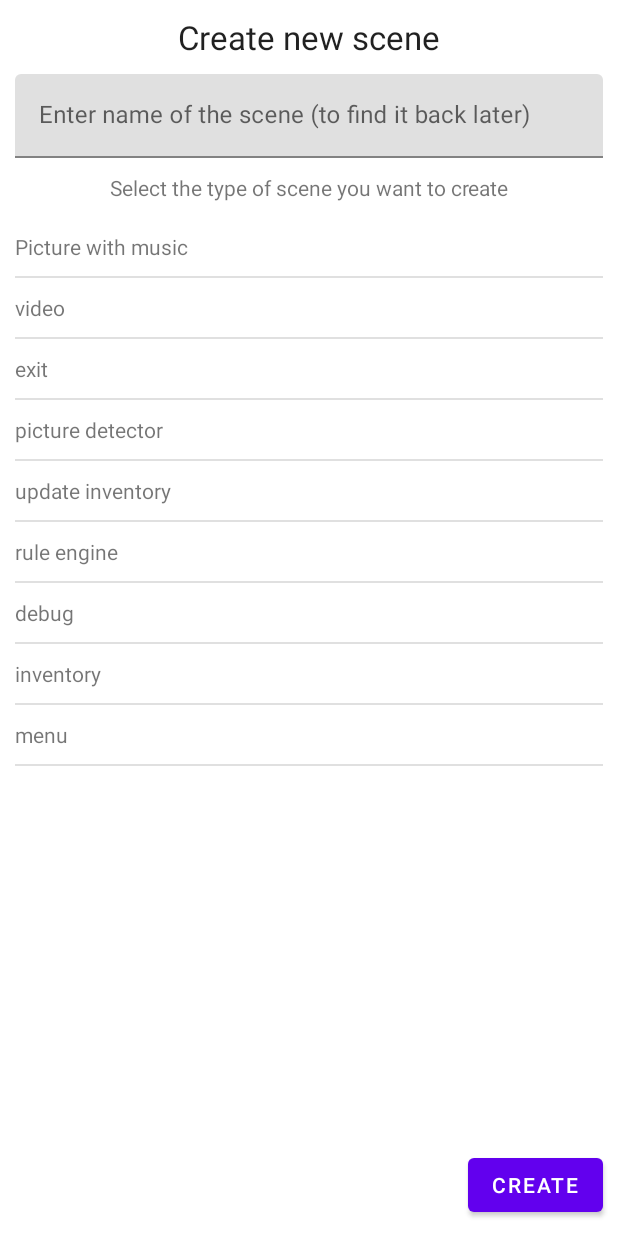
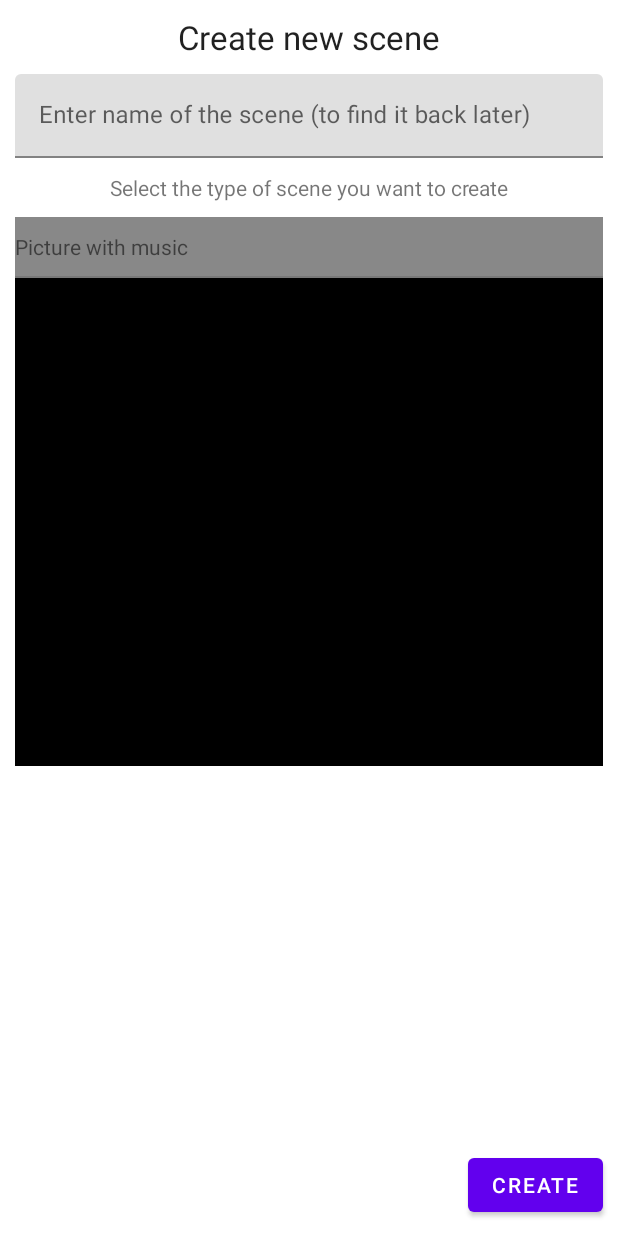
Before and after one commit to bulrog/cistev2-app, an Android app: the EditActivity screen opened directly, with no data from a screen before it, after a tap on "Picture with music", on a phone screen of 412 x 824 dp. Run offline under Robolectric (Android 15) with nearby library versions, the phone set to English and light mode, and no system bars; 6 statements that could not run were skipped; 2 other taps on this screen came first.

Commit message:
editor: finish creation of scene

```diff
--- a/app/src/main/java/com/bulrog59/ciste2dot0/editor/MenuSelectorAdapter.kt
+++ b/app/src/main/java/com/bulrog59/ciste2dot0/editor/MenuSelectorAdapter.kt
@@ -1,5 +1,6 @@
 package com.bulrog59.ciste2dot0.editor
 
+import android.graphics.Color
 import android.view.LayoutInflater
 import android.view.View
 import android.view.ViewGroup
@@ -9,8 +10,11 @@ import com.bulrog59.ciste2dot0.R
 
 class MenuSelectorAdapter(val choices:List<String>, val callBack: (Int)-> Unit) : RecyclerView.Adapter<MenuSelectorAdapter.ViewHolder>(){
 
+    var positionSelected=RecyclerView.NO_POSITION
+
     inner class ViewHolder(parentView: View):RecyclerView.ViewHolder(parentView){
         val textElement=parentView.findViewById<TextView>(R.id.single_line_text)
+
     }
 
     override fun onCreateViewHolder(parent: ViewGroup, viewType: Int): ViewHolder {
@@ -24,7 +28,15 @@ class MenuSelectorAdapter(val choices:List<String>, val callBack: (Int)-> Unit)
 
     override fun onBindViewHolder(holder: ViewHolder, position: Int) {
         holder.textElement.text=choices[position]
-        holder.textElement.setOnClickListener { callBack(position) }
+        if (position==positionSelected){
+            holder.itemView.setBackgroundColor(Color.GRAY)
+        }
+        else{
+            holder.itemView.setBackgroundColor(Color.BLACK)
+        }
+        holder.itemView.setOnClickListener  { positionSelected=position
+            notifyDataSetChanged()
+            callBack(position)}
     }
 
     override fun getItemCount(): Int {
--- a/app/src/main/res/layout/editor_new_scene.xml
+++ b/app/src/main/res/layout/editor_new_scene.xml
@@ -68,7 +68,7 @@
         android:layout_height="wrap_content"
         android:layout_marginEnd="10dp"
         android:layout_marginBottom="10dp"
-        android:text="@string/scene_create_button"
+        android:text="@string/create_button"
         app:layout_constraintBottom_toBottomOf="parent"
         app:layout_constraintEnd_toEndOf="parent" />
 
--- a/app/src/main/res/values/strings.xml
+++ b/app/src/main/res/values/strings.xml
@@ -35,6 +35,7 @@
     <string name="inventory">inventory</string>
     <string name="menu">menu</string>
     <string name="scene_type_selection_title_help">Select the type of scene you want to create</string>
-    <string name="scene_create_button">Create</string>
+    <string name="create_button">Create</string>
+    <string name="next_button">Next</string>
 
 </resources>
```
Also changed, not shown: app/src/main/java/com/bulrog59/ciste2dot0/EditActivity.kt (+42 -12 lines), app/src/main/java/com/bulrog59/ciste2dot0/GameMgtActivity.kt (+5 -2 lines), 1 other file.
